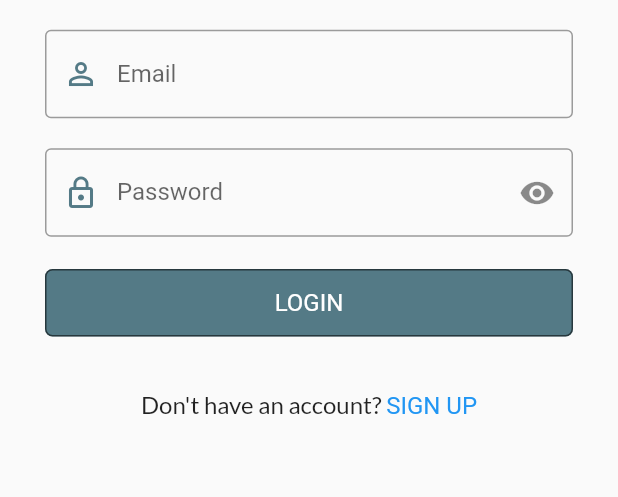
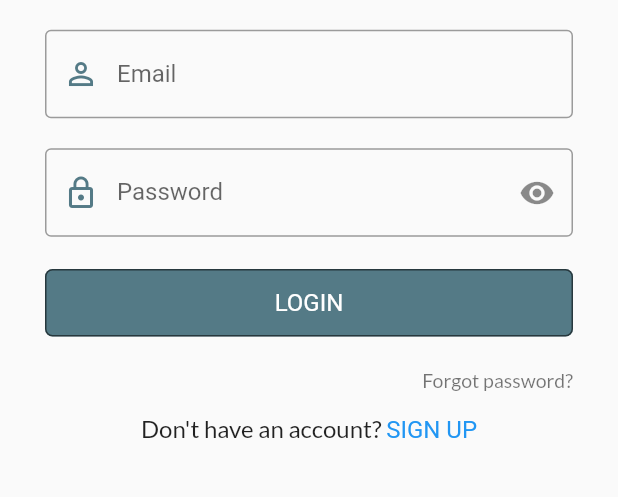
Before and after one commit to Hester33/tmwes, a Flutter app: the screen it shows after launch, after a tap on "LOGIN", on a phone screen of 412 x 824 dp, the part 500-997 px from its top. Run offline on Flutter 3.47's test engine with Material 2 defaults, Android fonts, the phone set to English and light mode, and no system bars; our stand-ins replace cloud_firestore, firebase_auth, firebase_core, get, google_fonts; missing offline and left inert: bcrypt; accounts and stored records are empty.

Commit message:
minor fix

```diff
--- a/lib/constants/firebase_const.dart
+++ b/lib/constants/firebase_const.dart
@@ -1,6 +1,5 @@
 import 'package:cloud_firestore/cloud_firestore.dart';
 import 'package:firebase_auth/firebase_auth.dart';
-import 'package:get/get.dart';
 
 //!add Rx type
 FirebaseAuth auth = FirebaseAuth.instance;
--- a/lib/controllers/login_controller.dart
+++ b/lib/controllers/login_controller.dart
@@ -12,4 +12,6 @@ class LoginController extends GetxController {
   void login(String email, String password) {
     AuthenticationDb.instance.loginUserWithEmailAndPwd(email, password);
   }
+
+  void resetPwd() {}
 }
--- a/lib/controllers/profile_controller.dart
+++ b/lib/controllers/profile_controller.dart
@@ -18,4 +18,9 @@ class ProfileController extends GetxController {
       Get.snackbar("Error", "Login to continue");
     }
   }
+
+  resetPwd() {
+    final email = _authDb.firebaseUser.value?.email;
+    _authDb.resetPassword(email!);
+  }
 }
--- a/lib/controllers/signup_controller.dart
+++ b/lib/controllers/signup_controller.dart
@@ -14,7 +14,8 @@ class SignUpController extends GetxController {
   var isPwdHidden = true.obs;
   var isCPwdHidden = true.obs;
 
-  final userDb = Get.put(UserDb());
+  //*final userDb = Get.put(UserDb());
+  UserDb userDb = Get.find();
 
   void signUp(String email, String password, String username) {
     String? error = AuthenticationDb.instance
@@ -37,5 +38,6 @@ class SignUpController extends GetxController {
         .createUserWithEmailAndPwd(email, password, username);
 
     userDb.storeUser(uid, username, fullName, email, encryptedPwd);
+    //UserDb.instance.storeUser(uid, username, fullName, email, encryptedPwd);
   }
 }
--- a/lib/database/user_db.dart
+++ b/lib/database/user_db.dart
@@ -14,6 +14,7 @@ class UserDb extends GetxController {
   storeUser(String uid, String username, String fullName, String email,
       String encryptedPwd) async {
     User? currentUser = auth.currentUser;
+
     final user = UserModel(
       id: uid,
       username: username,
--- a/lib/main.dart
+++ b/lib/main.dart
@@ -1,6 +1,7 @@
 import 'package:firebase_core/firebase_core.dart';
 import 'package:get/get.dart';
 import 'package:tmwes/database/authentication_db.dart';
+import 'package:tmwes/database/user_db.dart';
 import 'firebase_options.dart';
 import 'package:flutter/material.dart';
 import 'package:get/get_navigation/src/root/get_material_app.dart';
@@ -13,7 +14,10 @@ import 'package:tmwes/utils/theme/theme.dart';
 void main() {
   WidgetsFlutterBinding.ensureInitialized();
   Firebase.initializeApp(options: DefaultFirebaseOptions.currentPlatform)
-      .then((value) => Get.put(AuthenticationDb()));
+      .then((value) {
+    Get.put(AuthenticationDb());
+    Get.put(UserDb());
+  });
   runApp(const MyApp());
 }
 
--- a/lib/screens/authentication/login/login_screen.dart
+++ b/lib/screens/authentication/login/login_screen.dart
@@ -1,8 +1,10 @@
 import 'package:flutter/material.dart';
 import 'package:get/get.dart';
+import 'package:tmwes/constants/firebase_const.dart';
 import 'package:tmwes/constants/image.dart';
 import 'package:tmwes/screens/authentication/signup/signup_screen.dart';
 
+import '../../../database/authentication_db.dart';
 import 'widgets/login_form.dart';
 
 class LoginScreen extends StatelessWidget {
@@ -10,6 +12,7 @@ class LoginScreen extends StatelessWidget {
 
   @override
   Widget build(BuildContext context) {
+    final _authDb = Get.put(AuthenticationDb());
     final size = MediaQuery.of(context).size;
     return SafeArea(
       child: Scaffold(
@@ -39,7 +42,26 @@ class LoginScreen extends StatelessWidget {
               const LoginForm(),
               /* --- End --- */
 
-              //const SizedBox(height: 10.0),
+//  Widget forgotPassword() {
+//     return
+//! Modify
+              Align(
+                  alignment: Alignment.centerRight,
+                  child: GestureDetector(
+                    onTap: () {
+                      // Navigator.of(context).push(MaterialPageRoute(
+                      //     builder: (context) => ForgotPasswordScreen()));
+                      _authDb.resetPassword("1181203140@student.mmu.edu.my");
+                    },
+                    child: const Text(
+                      'Forgot password?',
+                      style: TextStyle(
+                          color: Colors.black54,
+                          fontWeight: FontWeight.w500,
+                          fontSize: 13),
+                    ),
+                  )),
+              //}
               TextButton(
                 onPressed: () {
                   Get.off(() => const SignUpScreen());
--- a/lib/screens/profile/profile_screen.dart
+++ b/lib/screens/profile/profile_screen.dart
@@ -47,6 +47,8 @@ class ProfileScreen extends StatelessWidget {
                     child: const Text('Edit Profile',
                         style: TextStyle(color: Colors.black))),
               ),
+              //! 1. Create change pwd button
+              //! 2. Once user click on it, snow snack bar & wait for 1s then LOGOUT
               const SizedBox(height: 30),
               const Divider(),
               const SizedBox(height: 10),
--- a/lib/screens/welcome/welcome_screen.dart
+++ b/lib/screens/welcome/welcome_screen.dart
@@ -81,12 +81,18 @@ class WelcomeScreen extends StatelessWidget {
                                 onPressed: () {
                                   Get.off(() => const SignUpScreen());
                                 },
-                                child: Text('Sign Up'.toUpperCase(),
-                                    style: const TextStyle(
-                                        fontWeight: FontWeight.bold,
-                                        fontSize: 16)
-                                    //style: const TextStyle(fontWeight: FontWeight.bold),
-                                    ))),
+                                //!testing the style
+                                style: OutlinedButton.styleFrom(
+                                    side: const BorderSide(width: 1.5)),
+                                child: Text(
+                                  'Sign Up'.toUpperCase(),
+
+                                  style: const TextStyle(
+                                      fontWeight: FontWeight.bold,
+                                      fontSize: 16),
+
+                                  //style: const TextStyle(fontWeight: FontWeight.bold),
+                                ))),
                       ],
                     )
                   ],
```
Also changed, not shown: lib/database/authentication_db.dart (+23 -0 lines).
